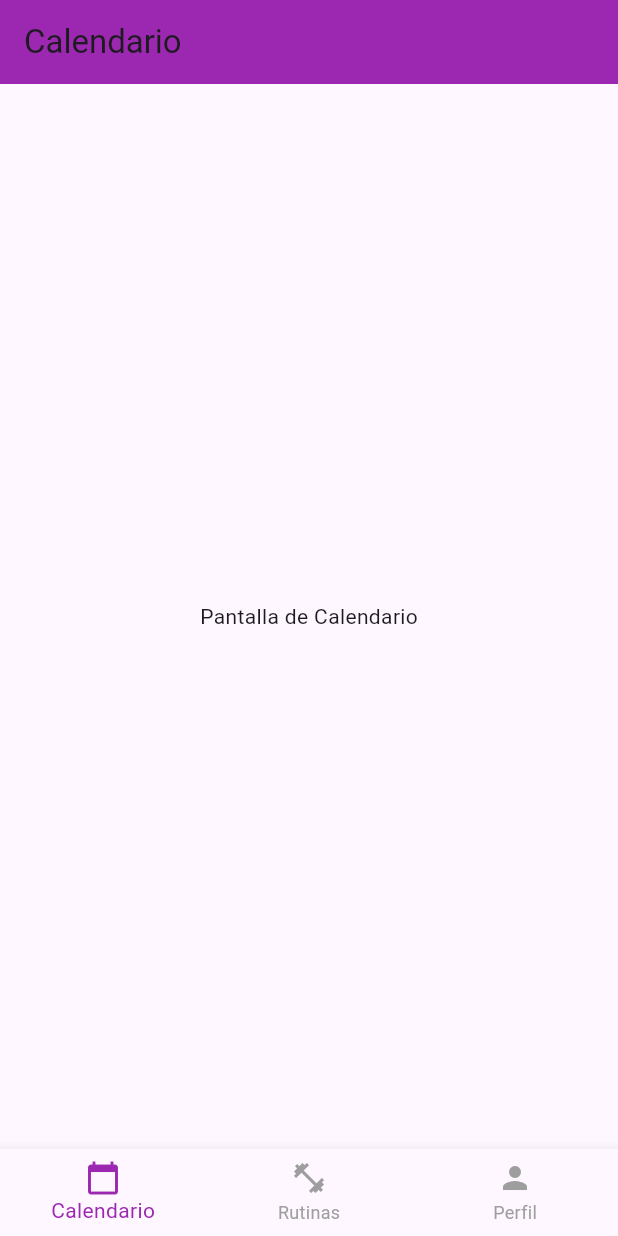
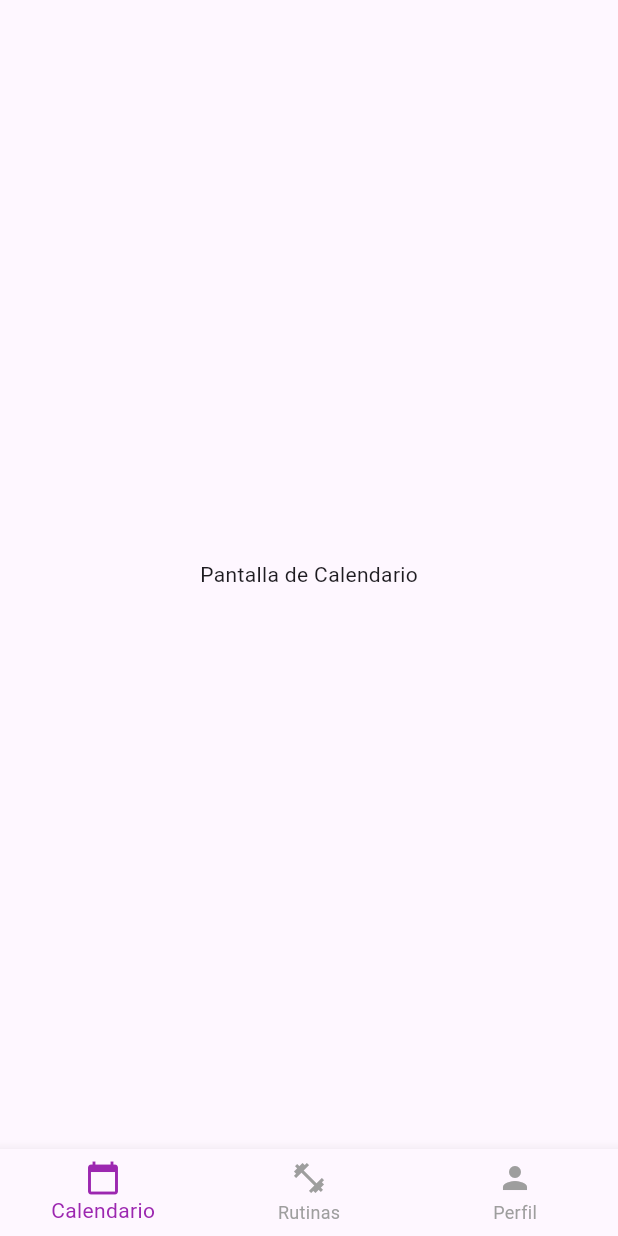
Before and after one commit to LascanoAldahir/BeSuperior, a Flutter app: the screen it shows after launch, on a phone screen of 412 x 824 dp. Run offline on Flutter 3.47's test engine with Material 3 defaults, Android fonts, the phone set to English and light mode, and no system bars.

Commit message:
Pantalla perfil

```diff
--- a/besuperior/lib/main.dart
+++ b/besuperior/lib/main.dart
@@ -1,10 +1,11 @@
-import 'package:flutter/material.dart';
+import "package:flutter/material.dart";
+import './screens/perfil_screen.dart'; // Importación de PerfilScreen
 
 void main() {
-  runApp(MyApp());
+  runApp(const MyApp());
 }
 
-//Widget principal de la app
+// Widget principal de la app
 class MyApp extends StatelessWidget {
   const MyApp({Key? key}) : super(key: key);
 
@@ -13,30 +14,31 @@ class MyApp extends StatelessWidget {
     return MaterialApp(
       debugShowCheckedModeBanner: false, // Oculta la etiqueta Debug
       title: 'BeSuperior',
-      home: HomePage(), // Página inicial
+      home: const HomePage(), // Página inicial
     );
   }
 }
 
-//Widget que respresenta la pagina principal con navegacion
+// Widget que representa la página principal con navegación
 class HomePage extends StatefulWidget {
   const HomePage({Key? key}) : super(key: key);
 
   @override
-  _HomePageState createState() => _HomePageState();
+  State<HomePage> createState() => _HomePageState();
 }
-//Estado asociado a HomePage
+
+// Estado asociado a HomePage
 class _HomePageState extends State<HomePage> {
-  late int _selectedIndex = 0; //Indice que controla que pantalla se muestra
+  int _selectedIndex = 0; // Índice que controla qué pantalla se muestra
 
   // Lista de pantallas
-  final List<Widget> _pages = const [
+  final List<Widget> _pages = [
     const CalendarioScreen(), // Pantalla de Calendario
     const RutinasScreen(), // Pantalla de Rutinas
     const PerfilScreen(), // Pantalla de Perfil
   ];
 
-  //Metodo que se llama cuando se presiona un ítem del BottomNavigationBar.
+  // Método que se llama cuando se presiona un ítem del BottomNavigationBar
   void _onItemTapped(int index) {
     setState(() {
       _selectedIndex = index; // Actualiza el índice seleccionado
@@ -44,24 +46,15 @@ class _HomePageState extends State<HomePage> {
   }
 
   @override
-  void initState() {
-    super.initState();
-    _selectedIndex = 0; // Inicializa el índice seleccionado
-  }
-
-  @override
   Widget build(BuildContext context) {
     return Scaffold(
-      appBar: AppBar(
-        title: Text(_getTitle()), // Título dinámico basado en la pantalla actual
-        backgroundColor: Colors.purple, //Color de fondo del AppNar
-      ),
+      // Eliminamos el AppBar
       body: IndexedStack(
         index: _selectedIndex, // Muestra solo la pantalla seleccionada
         children: _pages, // Lista de pantallas
       ),
       bottomNavigationBar: BottomNavigationBar(
-        items: const <BottomNavigationBarItem>[
+        items: const [
           BottomNavigationBarItem(
             icon: Icon(Icons.calendar_today),
             label: 'Calendario',
@@ -77,24 +70,11 @@ class _HomePageState extends State<HomePage> {
         ],
         currentIndex: _selectedIndex, // Índice del elemento seleccionado
         selectedItemColor: Colors.purple, // Color del elemento seleccionado
-        unselectedItemColor: Colors.grey, // Color de los elementos no seleccionados
+        unselectedItemColor:
+            Colors.grey, // Color de los elementos no seleccionados
         onTap: _onItemTapped, // Llama a la función al presionar un ícono
       ),
     );
-  }
-
-  // Obtiene el título basado en la pantalla actual
-  String _getTitle() {
-    switch (_selectedIndex) {
-      case 0:
-        return 'Calendario';
-      case 1:
-        return 'Rutinas';
-      case 2:
-        return 'Perfil';
-      default:
-        return 'BeSuperior';
-    }
   }
 }
 
@@ -121,15 +101,3 @@ class RutinasScreen extends StatelessWidget {
     );
   }
 }
-
-// Pantalla de Perfil
-class PerfilScreen extends StatelessWidget {
-  const PerfilScreen({Key? key}) : super(key: key);
-
-  @override
-  Widget build(BuildContext context) {
-    return const Center(
-      child: Text('Pantalla de Perfil'), // Contenido vacío
-    );
-  }
-}
```
Also changed, not shown: besuperior/lib/screens/perfil_screen.dart (+90 -0 lines), besuperior/lib/images/image.png (added).
